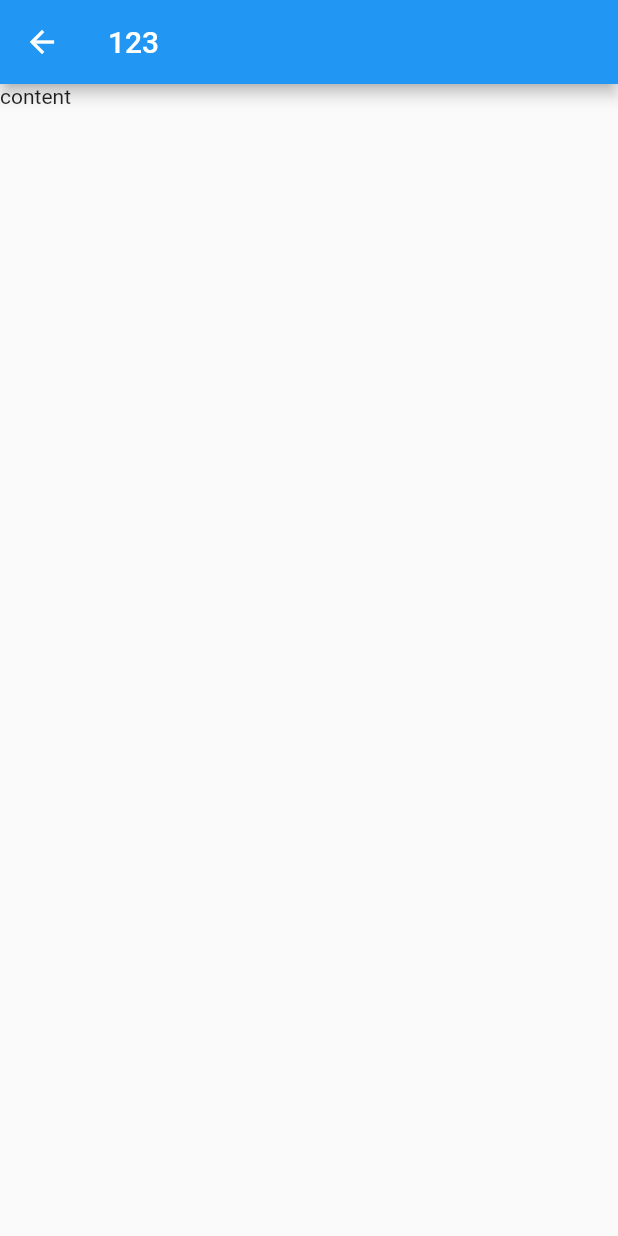
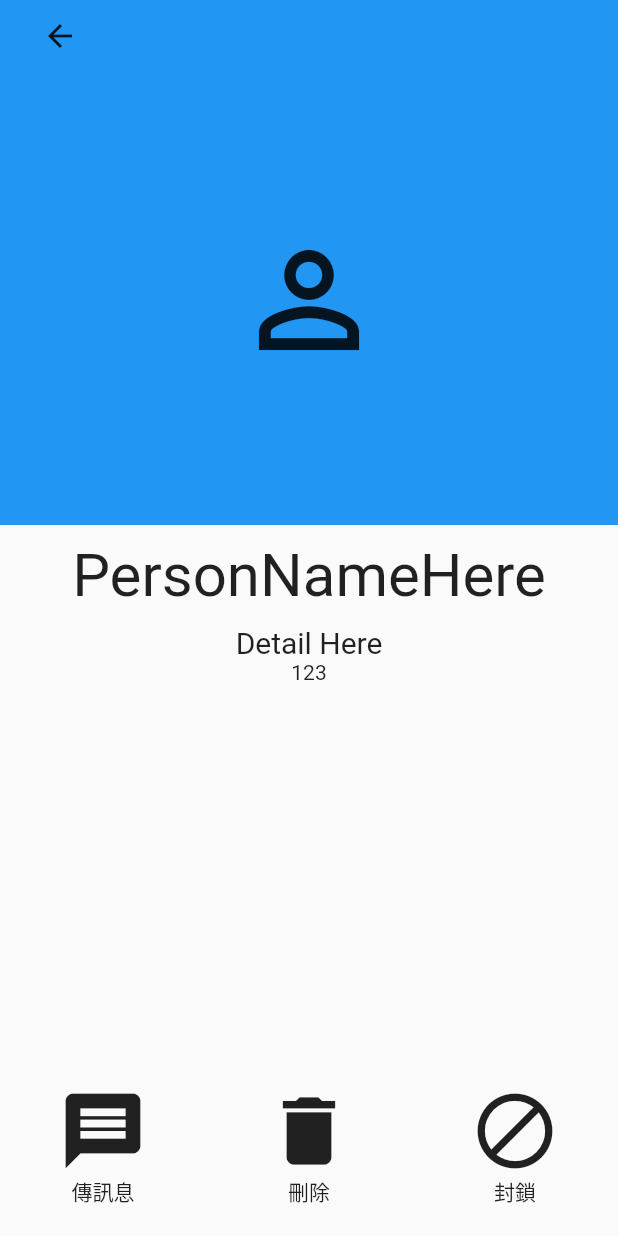
Before and after one commit to ADSFAaron/message_app, a Flutter app: the screen it shows after launch, after a tap on "PersonNameHere", on a phone screen of 412 x 824 dp. Run offline on Flutter 3.47's test engine with Material 2 defaults, Android fonts, the phone set to English and light mode, and no system bars; our stand-ins replace fluttertoast.

Commit message:
修改聊天室從InkWell改成ElevatedButton

```diff
--- a/lib/main.dart
+++ b/lib/main.dart
@@ -50,8 +50,6 @@ class MyHomePage extends StatefulWidget {
 
 class _MyHomePageState extends State<MyHomePage> {
   int _selectedIndex = 0;
-  static const TextStyle optionStyle =
-      TextStyle(fontSize: 30, fontWeight: FontWeight.bold);
   int index = 21;
   int beenTaped = 999;
   static List<Widget> friendList = [];
@@ -77,7 +75,25 @@ class _MyHomePageState extends State<MyHomePage> {
                     icon: const Icon(Icons.add_circle, size: 30),
                     tooltip: 'Add Friend',
                     onPressed: () {
-                      print("123");
+                      Navigator.of(context).push(
+                          PageRouteBuilder(
+                            pageBuilder: (context, animation, secondaryAnimation) => AddFriendPage(),
+                            transitionsBuilder:
+                                (context, animation, secondaryAnimation, child) {
+                              var begin = Offset(0.0, 1.0);
+                              var end = Offset.zero;
+                              var curve = Curves.ease;
+
+                              var tween =
+                              Tween(begin: begin, end: end).chain(CurveTween(curve: curve));
+
+                              return SlideTransition(
+                                position: animation.drive(tween),
+                                child: child,
+                              );
+                            },
+                          )
+                      );
                     },
                   ),
                 ]),
@@ -126,10 +142,6 @@ class _MyHomePageState extends State<MyHomePage> {
 
   @override
   Widget build(BuildContext context) {
-//    try{
-//      setState(() {
-//
-//      });
     chatList = createChatContainer(context);
     friendList = createFContainer(21, context);
     return Scaffold(
@@ -164,19 +176,12 @@ class _MyHomePageState extends State<MyHomePage> {
         onTap: _onItemTapped,
       ),
     );
-//    }
-//    catch(e){
-//      print(e);
-//    }
   }
 
   List<Widget> createFContainer(int index, BuildContext context) {
     List<Widget> list = [];
     for (int i = 0; i < index; i++) {
       InkWell iw = InkWell(
-        child: Hero(
-            child: Material(
-                type: MaterialType.transparency,
           child: Container(
             alignment: Alignment.center,
             color: Colors.blue[200 + i % 4 * 100],
@@ -186,38 +191,30 @@ class _MyHomePageState extends State<MyHomePage> {
                 Container(
                   height: 20,
                 ),
-                      Icon(
+                Hero(
+                    tag: "friendDetail$i",
+                    child: Material(
+                        type: MaterialType.transparency,
+                        child: Icon(
                           Icons.person_outline,
                           size: 60,
-                      ),
-                      Text("PersonNameHere"),
+                        ))),
+                Hero(
+                    tag: "NameDetail$i",
+                    child: Material(
+                      type: MaterialType.transparency,
+                      child: Text("PersonNameHere"),
+                    )),
               ],
             ),
-                )),
-            tag: "friendDetail$i"),
+          ),
           onTap: () {
             //print(i);
             Navigator.of(context).push(PageRouteBuilder(
-            pageBuilder: (context, animation, secondaryAnimation) =>
-                PersonDetailPage("123", "friendDetail$i"),
-            transitionsBuilder:
-                (context, animation, secondaryAnimation, child) {
-              var begin = Offset(0.0, 1.0);
-              var end = Offset.zero;
-              var curve = Curves.ease;
-
-              var tween =
-                  Tween(begin: begin, end: end).chain(CurveTween(curve: curve));
-
-              return SlideTransition(
-                position: animation.drive(tween),
-                child: child,
-              );
-            },
+              transitionDuration: Duration(seconds: 1),
+              pageBuilder: (_, __, ___) => PersonDetailPage(ftag:"friendDetail$i",ntag:"NameDetail$i"),
             ));
-        },
-      );
-
+          });
       list.add(iw);
     }
     return list;
@@ -226,15 +223,14 @@ class _MyHomePageState extends State<MyHomePage> {
   List<Widget> createChatContainer(BuildContext context) {
     List<Widget> list = [];
     for (int i = 0; i < 21; i++) {
-      InkWell con = InkWell(
-        child: Container(
-          alignment: Alignment.center,
-          color: Colors.brown[200 + i % 4 * 100],
-          height: 100,
+      ElevatedButton con = ElevatedButton (
+        style: ButtonStyle(
+          padding: MaterialStateProperty.all((EdgeInsets.all(10))),
+        ),
         child: Row(
             children: [
               Container(
-                width: 40,
+                width: MediaQuery.of(context).size.width/17,
               ),
               CircleAvatar(
                   backgroundColor: Colors.purpleAccent,
@@ -246,10 +242,8 @@ class _MyHomePageState extends State<MyHomePage> {
               Container(
                 width: 10,
               ),
-              Column(children: [
-                Container(
-                  height: 20,
-                ),
+              Column(
+                  children: [
                 Text(
                   "PersonNameHere",
                   style: TextStyle(fontSize: 30),
@@ -263,11 +257,12 @@ class _MyHomePageState extends State<MyHomePage> {
                 )
               ])
             ],
+
         ),
-        ),
-        onTap: () {
+        onLongPress: ()=>{}, //TODO 預覽畫面
+        onPressed: () {
           Navigator.of(context).push(PageRouteBuilder(
-            pageBuilder: (context, animation, secondaryAnimation) => chatPage(
+            pageBuilder: (context, animation, secondaryAnimation) => ChatPage(
               title: "nameHere",
             ),
             transitionsBuilder:
--- a/lib/page/friend.dart
+++ b/lib/page/friend.dart
@@ -1,34 +1,155 @@
 import 'package:flutter/material.dart';
+import 'package:fluttertoast/fluttertoast.dart';
 
 class PersonDetailPage extends StatelessWidget {
-  String _title;
-  String _tag;
+  final String ftag;
+  final String ntag;
 
-  PersonDetailPage(String title1, String tag1) {
-    _title = title1;
-    _tag = tag1;
-  }
+  PersonDetailPage({Key key, this.ftag, this.ntag});
 
   Widget build(BuildContext context) {
     // print(_tag);
-    return Hero(
-        tag: _tag,
-        child: Scaffold(
-          appBar: AppBar(
-            title: Text(_title),
-          ),
-          body: Text("content"),
+    return Scaffold(
+        floatingActionButtonLocation: FloatingActionButtonLocation.startTop,
+        floatingActionButton: IconButton(
+          icon: Icon(Icons.arrow_back_outlined),
+          onPressed: () {
+            Navigator.of(context).pop();
+          },
+        ),
+        body: Column(
+          children: [
+            Container(
+              color: Colors.blue,
+              height: 50,
+            ),
+            Container(
+                color: Colors.blue,
+                alignment: Alignment.center,
+                height: 300,
+                child: Hero(
+                    tag: ftag,
+                    child: Material(
+                        type: MaterialType.transparency,
+                        child: Icon(Icons.person_outline, size: 100)))),
+            Container(
+              height: 10,
+            ),
+            Container(
+              alignment: Alignment.center,
+              child: Hero(
+                  tag: ntag,
+                  child: Material(
+                      type: MaterialType.transparency,
+                      child: Text(
+                        "PersonNameHere",
+                        style: TextStyle(fontSize: 40),
+                      ))),
+            ),
+            Container(
+              height: 10,
+            ),
+            Container(
+              child: Text(
+                "Detail Here",
+                style: TextStyle(fontSize: 20),
+              ),
+            ),
+            Expanded(child: Text("123")),
+            Container(
+              height: 100,
+              child: Row(
+                mainAxisAlignment: MainAxisAlignment.center,
+                children: [
+                  InkWell(
+                    child: Container(
+                        width: MediaQuery.of(context).size.width / 3,
+                        child: Column(
+                          children: [
+                            Icon(Icons.message, size: 60),
+                            Text("傳訊息")
+                          ],
+                        )),
+                    onTap: () {
+                      Fluttertoast.showToast(
+                        backgroundColor: Colors.grey,
+                        msg: "還沒製作",
+                        toastLength: Toast.LENGTH_SHORT,
+                        gravity: ToastGravity.CENTER,
+                      );
+                    },
+                  ),
+                  InkWell(
+                    child: Container(
+                        width: MediaQuery.of(context).size.width / 3,
+                        child: Column(
+                          children: [Icon(Icons.delete, size: 60), Text("刪除")],
+                        )),
+                    onTap: () {
+                      Fluttertoast.showToast(
+                        backgroundColor: Colors.grey,
+                        msg: "還沒製作",
+                        toastLength: Toast.LENGTH_SHORT,
+                        gravity: ToastGravity.CENTER,
+                      );
+                    },
+                  ),
+                  InkWell(
+                    child: Container(
+                        width: MediaQuery.of(context).size.width / 3,
+                        child: Column(
+                          children: [Icon(Icons.block, size: 60), Text("封鎖")],
+                        )),
+                    onTap: () {
+                      Fluttertoast.showToast(
+                        backgroundColor: Colors.grey,
+                        msg: "還沒製作",
+                        toastLength: Toast.LENGTH_SHORT,
+                        gravity: ToastGravity.CENTER,
+                      );
+                    },
+                  ),
+                ],
+              ),
+            )
+          ],
         ));
   }
 }
 
-class AddFriendPage extends StatelessWidget {
+class AddFriendPage extends StatefulWidget {
+  AddFriendPage({Key key}) : super(key: key);
+
+  _AddFriendPage createState() => _AddFriendPage();
+}
+
+class _AddFriendPage extends State<AddFriendPage> {
+//  _AddFriendPage();
+
   Widget build(BuildContext context) {
     return Scaffold(
       appBar: AppBar(
-        title: Text("_title"),
+        title: Text("添加好友"),
       ),
-      body: Text("content"),
+      body: Column(
+        children: [
+          Container(
+            height: MediaQuery.of(context).size.height/2,
+          child:Container(
+            child: Column(
+              children: [
+                Text("123"),
+                ElevatedButton(
+                  child:
+                    Text("搜尋"),
+                  onPressed: ()=>{print('press')},
+                )
+              ],
+            ),
+          )
+          )
+        ],
+      )
     );
   }
 }
--- a/lib/page/login.dart
+++ /dev/null
@@ -1 +0,0 @@
-import 'package:flutter/material.dart';
--- a/pubspec.yaml
+++ b/pubspec.yaml
@@ -24,7 +24,7 @@ dependencies:
   flutter:
     sdk: flutter
 
-
+  fluttertoast: ^7.1.8
   # The following adds the Cupertino Icons font to your application.
   # Use with the CupertinoIcons class for iOS style icons.
   cupertino_icons: ^1.0.2
```
Also changed, not shown: lib/SlideTransition.dart (deleted, +0 -67 lines), lib/page/chat.dart (+5 -25 lines), pubspec.lock. Lines whose indentation alone changed are shown as unchanged.
